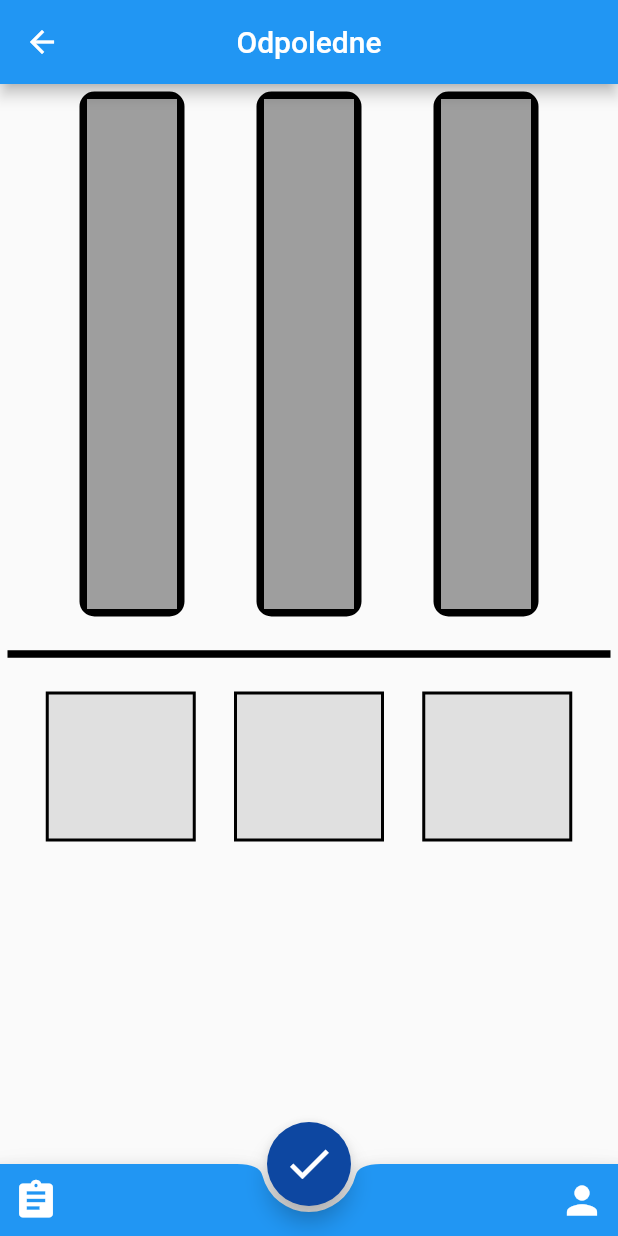
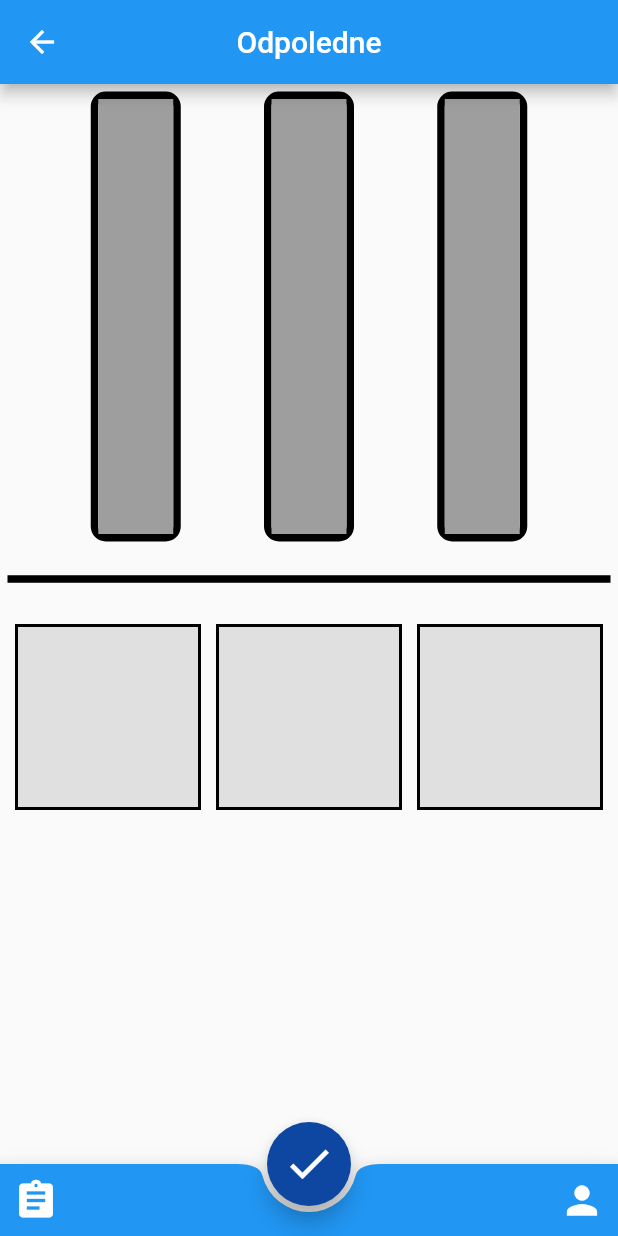
Before and after one commit to sawduststudios/gvp_sim, a Flutter app: the ProfilePage screen opened by its route, on a phone screen of 412 x 824 dp. Run offline on Flutter 3.47's test engine with Material 2 defaults, Android fonts, the phone set to English and light mode, and no system bars; our stand-ins replace flutter_slidable, moor, moor_flutter; generated files the repository leaves out were written again.

Commit message:
Add files via upload

```diff
--- a/lib/database/moor_database.dart
+++ b/lib/database/moor_database.dart
@@ -43,6 +43,8 @@ class EventStates extends Table{
   Set<Column> get primaryKey => {id};
 }
 
+//todo: Přidat možost ovlivnit gamedata
+//todo: Přidat možnost požadavku na staty
 //Convertor pro EventStates
 class ButtonDataConvertor extends TypeConverter<ButtonData, String> {
   const ButtonDataConvertor();
--- a/lib/gameData.dart
+++ b/lib/gameData.dart
@@ -1,6 +1,8 @@
 import 'package:flutter/foundation.dart';
 import 'database/moor_database.dart';
 
+
+//todo: uložit jména skillů ve skillboxu
 class GameData with ChangeNotifier {
   int _sleep = 0;
   int _money;
--- a/lib/main.dart
+++ b/lib/main.dart
@@ -7,6 +7,7 @@ import 'package:gvp_sim_db/skill_page.dart';
 import 'package:provider/provider.dart';
 import 'database/moor_database.dart';
 
+//todo: Zprovoznit celý gameloop
 void main() => runApp(MyApp());
 
 class MyApp extends StatelessWidget {
--- a/lib/profilePage.dart
+++ b/lib/profilePage.dart
@@ -21,9 +21,10 @@ class _ProfilePageState extends State<ProfilePage> {
         child: Padding(
           padding: EdgeInsets.all(5.0),
           child: Column(
+            mainAxisAlignment: MainAxisAlignment.start,
             children: <Widget>[
               Container(
-                height: 350,
+                height: 300,
                 child: Row(
                   children: <Widget>[
                     StatBar(barColor: Colors.blue,),
@@ -38,7 +39,7 @@ class _ProfilePageState extends State<ProfilePage> {
                 child: Divider(height: 10.0, thickness: 5, color: Colors.black,),
               ),
               Row(
-                mainAxisAlignment: MainAxisAlignment.spaceEvenly,
+                mainAxisAlignment: MainAxisAlignment.spaceAround,
                 children: <Widget>[
                   SkillBox(),
                   SkillBox(),
@@ -137,6 +138,9 @@ class _StatBarState extends State<StatBar> {
   }
 }
 
+//todo: SkillBox layout těch widgetů
+//todo: Gesture detector pro horizontal swipe
+//todo: SkillName bude uložen v gameloop
 class SkillBox extends StatefulWidget {
   @override
   _SkillBoxState createState() => _SkillBoxState();
@@ -145,10 +149,16 @@ class SkillBox extends StatefulWidget {
 class _SkillBoxState extends State<SkillBox> {
   @override
   Widget build(BuildContext context) {
-    return Container(
-      width: 100,
-      height: 100,
-      decoration: BoxDecoration(border: Border.all(width: 2), color: Colors.grey[300],),
+    return Expanded(
+      child: Padding(
+        padding:  EdgeInsets.all(5.0),
+        child: AspectRatio(
+          aspectRatio: 1/1,
+          child: Container(
+            decoration: BoxDecoration(border: Border.all(width: 2), color: Colors.grey[300],),
+          ),
+        ),
+      ),
     );
   }
 }
--- a/lib/skill_page.dart
+++ b/lib/skill_page.dart
@@ -74,7 +74,7 @@ class SkillTile extends StatelessWidget {
           isThreeLine: true,
           trailing: Text(
             'Aktivní',
-            style: TextStyle(color: Colors.green), //todo: Nějak sledovat, jestli je skill aktivní. V databázi?
+            style: TextStyle(color: Colors.green), //todo: Zelená tečka u skillů, co maji stejne jmeno jako jedno z trch ulozenych v game datech
           )
         ),
       ),
```
